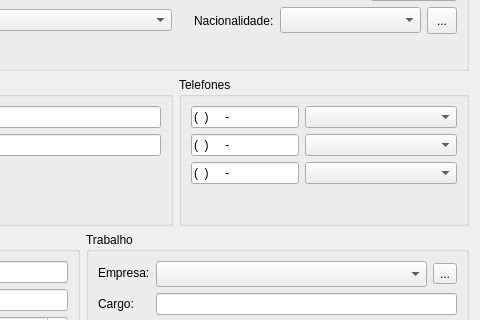
Before: the Qt Designer form clienteaddview.ui in alexandrepossebom/qsc, drawn with Qt 5; both pictures show x 308 to 788 and y 90 to 410 of the 788 by 822 pixel window.
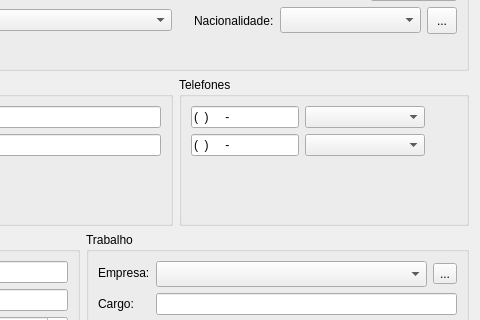
After: the same form once the commit is applied.

Diff of the .ui file:
```diff
--- a/clienteaddview.ui
+++ b/clienteaddview.ui
@@ -246,6 +246,9 @@
         <string>Telefones</string>
        </property>
        <layout class="QFormLayout" name="formLayout_2">
+        <property name="fieldGrowthPolicy">
+         <enum>QFormLayout::ExpandingFieldsGrow</enum>
+        </property>
         <item row="0" column="0">
          <widget class="QLineEdit" name="fone1LineEdit">
           <property name="inputMask">
@@ -280,23 +283,6 @@
           </property>
          </widget>
         </item>
-        <item row="2" column="0">
-         <widget class="QLineEdit" name="fone3LineEdit">
-          <property name="inputMask">
-           <string>(99) 9999-9999; </string>
-          </property>
-         </widget>
-        </item>
-        <item row="2" column="1">
-         <widget class="QComboBox" name="tp3comboBox">
-          <property name="minimumSize">
-           <size>
-            <width>120</width>
-            <height>0</height>
-           </size>
-          </property>
-         </widget>
-        </item>
        </layout>
       </widget>
      </item>
```
